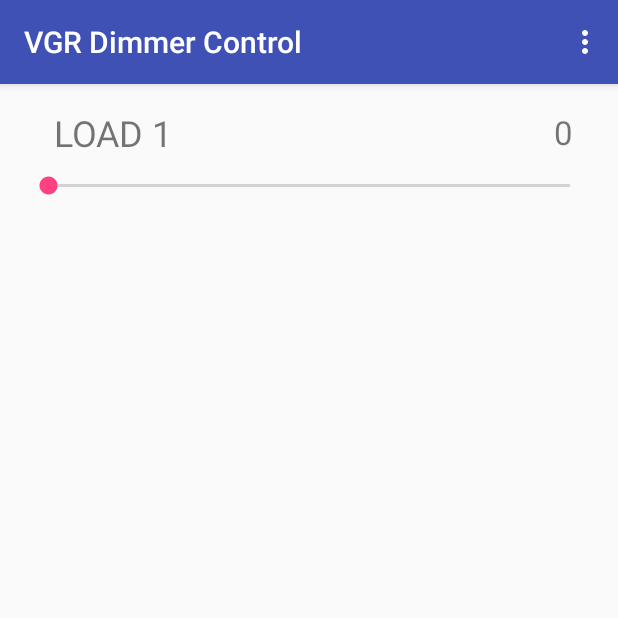
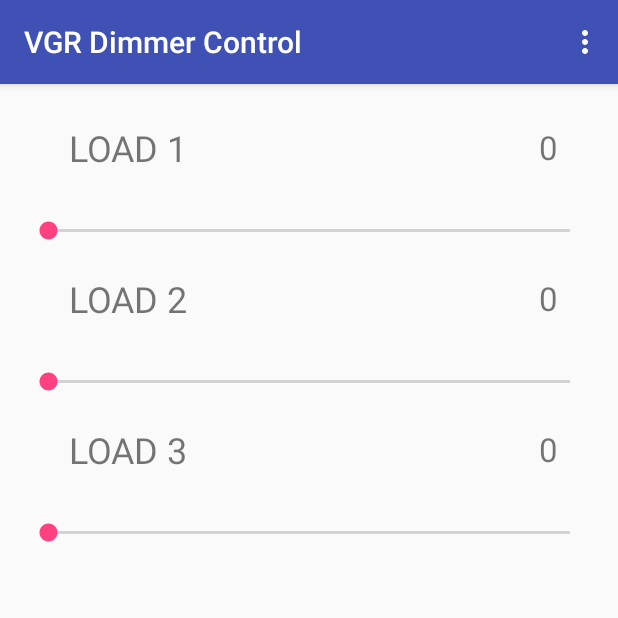
Before and after one commit to sairitwik/MLD_Bluetooth, an Android app: the screen it shows after launch (MainActivity), on a phone screen of 412 x 824 dp, the top half of it. Run offline under Robolectric (Android 15) with nearby library versions, the phone set to English and light mode, and no system bars.

```diff
--- a/app/src/main/AndroidManifest.xml
+++ b/app/src/main/AndroidManifest.xml
@@ -9,18 +9,21 @@
         android:label="@string/app_name"
         android:supportsRtl="true"
         android:theme="@style/AppTheme">
-        <activity android:name=".MainActivity">
+        <activity android:name=".MainActivity" android:screenOrientation="portrait">
             <intent-filter>
                 <action android:name="android.intent.action.MAIN" />
 
                 <category android:name="android.intent.category.LAUNCHER" />
             </intent-filter>
+
         </activity>
         <activity
             android:name=".SettingsActivity"
+            android:screenOrientation="portrait"
             />
         <activity
             android:name=".DeviceListActivity"
+            android:screenOrientation="portrait"
             />
     </application>
 
--- a/app/src/main/res/layout/activity_main.xml
+++ b/app/src/main/res/layout/activity_main.xml
@@ -18,6 +18,7 @@
     <RelativeLayout
         android:layout_width="match_parent"
         android:layout_height="wrap_content"
+        android:padding="10dp"
         >
 
         <TextView
@@ -46,6 +47,75 @@
         android:layout_height="wrap_content"
         android:layout_marginTop="10dp"
         android:max="15"
-        android:progress="0"/>
+        android:progress="0"
+        android:padding="10dp"/>
+    <RelativeLayout
+        android:layout_width="match_parent"
+        android:layout_height="wrap_content"
+        android:padding="10dp"
+        >
+
+        <TextView
+            android:layout_width="wrap_content"
+            android:layout_height="wrap_content"
+            android:text="Load 2"
+            android:textAllCaps="true"
+            android:layout_marginLeft="20dp"
+            android:layout_alignParentLeft="true"
+            android:textSize="24sp"
+            />
+    <TextView
+        android:id="@+id/loadText2"
+        android:layout_marginRight="14dp"
+        android:layout_width="wrap_content"
+        android:layout_alignParentRight="true"
+        android:layout_centerVertical="true"
+        android:text="0"
+        android:textSize="22sp"
+        android:layout_height="wrap_content" />
+
+    </RelativeLayout>
+    <SeekBar
+        android:id="@+id/loadSeekBar2"
+        android:layout_width="match_parent"
+        android:layout_height="wrap_content"
+        android:layout_marginTop="10dp"
+        android:max="15"
+        android:progress="0"
+        android:padding="10dp"/>
+    <RelativeLayout
+        android:layout_width="match_parent"
+        android:layout_height="wrap_content"
+        android:padding="10dp"
+        >
+
+        <TextView
+            android:layout_width="wrap_content"
+            android:layout_height="wrap_content"
+            android:text="Load 3"
+            android:textAllCaps="true"
+            android:layout_marginLeft="20dp"
+            android:layout_alignParentLeft="true"
+            android:textSize="24sp"
+            />
+    <TextView
+        android:id="@+id/loadText3"
+        android:layout_marginRight="14dp"
+        android:layout_width="wrap_content"
+        android:layout_alignParentRight="true"
+        android:layout_centerVertical="true"
+        android:text="0"
+        android:textSize="22sp"
+        android:layout_height="wrap_content" />
+
+    </RelativeLayout>
+    <SeekBar
+        android:id="@+id/loadSeekBar3"
+        android:layout_width="match_parent"
+        android:layout_height="wrap_content"
+        android:layout_marginTop="10dp"
+        android:max="15"
+        android:progress="0"
+        android:padding="10dp"/>
 </LinearLayout>
 </ScrollView>
--- a/app/src/main/res/values/dimens.xml
+++ b/app/src/main/res/values/dimens.xml
@@ -2,4 +2,5 @@
     <!-- Default screen margins, per the Android Design guidelines. -->
     <dimen name="activity_horizontal_margin">16dp</dimen>
     <dimen name="activity_vertical_margin">16dp</dimen>
+    <dimen name="activity_bottom_margin">24dp</dimen>
 </resources>
```
Also changed, not shown: app/src/main/java/com/example/axlevisu/vgrdimmercontrol/MainActivity.java (+143 -64 lines), 3 other files.
